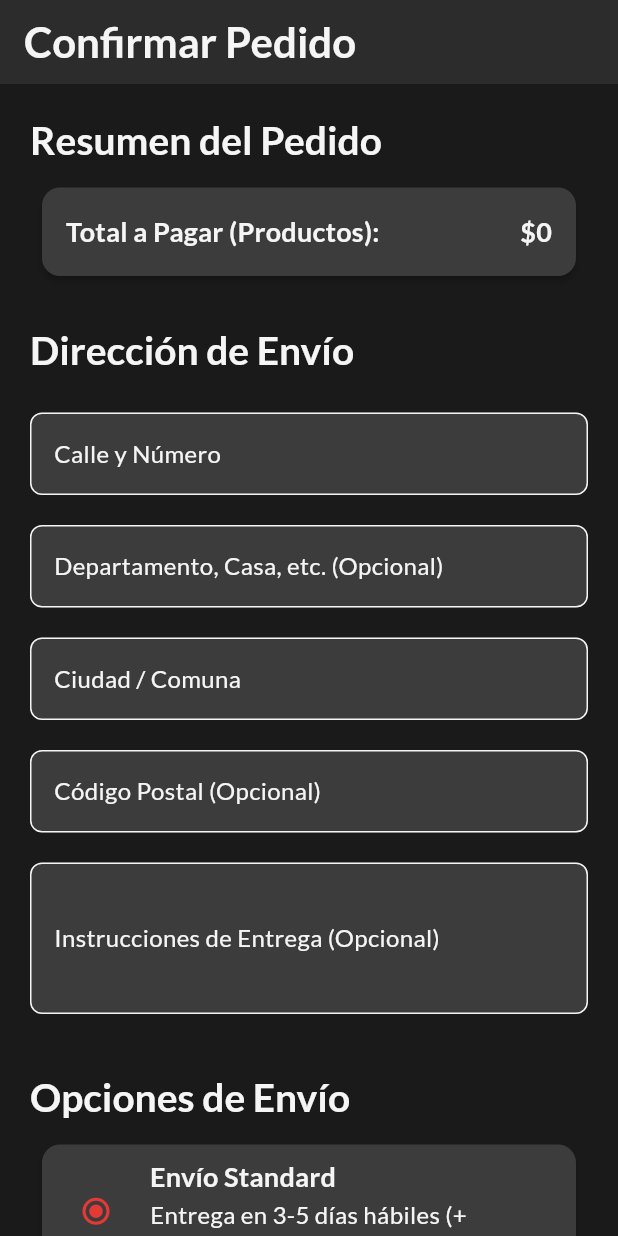
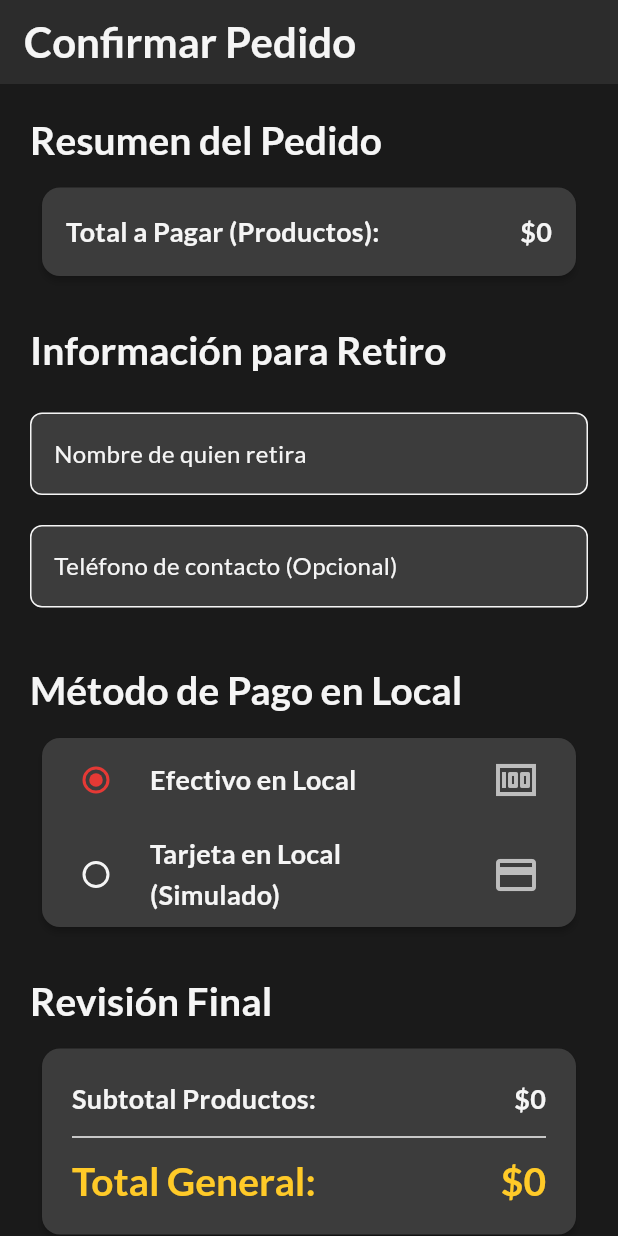
Before and after one commit to mollyinc13/ruta9_app, a Flutter app: the CheckoutScreen screen opened directly, on a phone screen of 412 x 824 dp. Run offline on Flutter 3.47's test engine with Material 3 defaults, Android fonts, the phone set to English and light mode, and no system bars; our stand-ins replace audioplayers, cloud_firestore, csv, firebase_auth, firebase_core, font_awesome_flutter and 4 more; accounts and stored records are empty; generated files the repository leaves out were written again.

Commit message:
feat: Implementa Login con Google y flujo de Retiro en Local
- Integra Firebase Auth para Login con Google.
- Guarda/actualiza información del usuario en Firestore tras login.
- Elimina toda la funcionalidad de envío a domicilio del checkout.
- Adapta el flujo de compra para 'Retiro en Local', solicitando solo nombre (pre-rellenado) y teléfono (opcional).
- Actualiza pantalla de confirmación de orden para retiro.
- Modifica pantalla de perfil para mostrar datos de usuario y opción de logout.
- Ajusta el inicio de la app para dirigir a Login o Welcome según estado de Auth.

```diff
--- a/lib/screens/checkout/checkout_screen.dart
+++ b/lib/screens/checkout/checkout_screen.dart
@@ -43,32 +43,42 @@ class CheckoutScreen extends StatefulWidget {
 
 class _CheckoutScreenState extends State<CheckoutScreen> {
   final _formKey = GlobalKey<FormState>();
-  final _streetController = TextEditingController();
-  final _apartmentController = TextEditingController();
-  final _cityController = TextEditingController();
-  final _postalCodeController = TextEditingController();
-  final _instructionsController = TextEditingController();
+  // Controllers for user info (relevant for pickup)
+  final _nameController = TextEditingController(); // Added for customer name
+  final _phoneController = TextEditingController(); // Added for customer phone (optional)
+  // Removed delivery-specific controllers:
+  // final _streetController = TextEditingController();
+  // final _apartmentController = TextEditingController();
+  // final _cityController = TextEditingController();
+  // final _postalCodeController = TextEditingController();
+  // final _instructionsController = TextEditingController();
 
-  final List<DeliveryOption> _deliveryOptions = const [
-    DeliveryOption(id: 'standard', title: 'Envío Standard', subtitle: 'Entrega en 3-5 días hábiles', price: 3500),
-    DeliveryOption(id: 'express', title: 'Envío Express', subtitle: 'Entrega en 1-2 días hábiles', price: 7000),
-  ];
-  DeliveryOption? _selectedDeliveryOption;
+  // Removed delivery options
+  // final List<DeliveryOption> _deliveryOptions = const [...];
+  // DeliveryOption? _selectedDeliveryOption;
 
+  // Payment methods can remain, assuming they are applicable for pickup
   final List<PaymentMethod> _paymentMethods = const [
-    PaymentMethod(id: 'cash', title: 'Efectivo al Entregar', icon: Icons.money_outlined),
-    PaymentMethod(id: 'card_mock', title: 'Tarjeta de Crédito/Débito (Simulado)', icon: Icons.credit_card_outlined),
+    PaymentMethod(id: 'cash_pickup', title: 'Efectivo en Local', icon: Icons.money_outlined),
+    PaymentMethod(id: 'card_pickup', title: 'Tarjeta en Local (Simulado)', icon: Icons.credit_card_outlined),
+    // Add other relevant pickup payment methods if any
   ];
   PaymentMethod? _selectedPaymentMethod;
 
   @override
   void initState() {
     super.initState();
-    SystemChrome.setEnabledSystemUIMode(SystemUiMode.immersiveSticky); // Kiosk mode UI
+    SystemChrome.setEnabledSystemUIMode(SystemUiMode.immersiveSticky);
 
-    if (_deliveryOptions.isNotEmpty) {
-      _selectedDeliveryOption = _deliveryOptions.first;
+    // Pre-fill name if user is logged in
+    final currentUser = FirebaseAuth.instance.currentUser;
+    if (currentUser != null) {
+      _nameController.text = currentUser.displayName ?? '';
+      // Podríamos también intentar pre-rellenar el teléfono si lo tuviéramos en el perfil de Firebase
+      // o si lo guardamos en Firestore y lo recuperamos aquí.
+      // Por ahora, solo el nombre.
     }
+
     if (_paymentMethods.isNotEmpty) {
       _selectedPaymentMethod = _paymentMethods.first;
     }
@@ -76,32 +86,28 @@ class _CheckoutScreenState extends State<CheckoutScreen> {
 
   @override
   void dispose() {
-    _streetController.dispose();
-    _apartmentController.dispose();
-    _cityController.dispose();
-    _postalCodeController.dispose();
-    _instructionsController.dispose();
+    _nameController.dispose();
+    _phoneController.dispose();
+    // Removed disposal of delivery-specific controllers
 
-    SystemChrome.setEnabledSystemUIMode(SystemUiMode.edgeToEdge); // Restore system UI
-    // Consider if restoring orientations is always desired, similar to CartScreen
-    // SystemChrome.setPreferredOrientations(DeviceOrientation.values);
+    SystemChrome.setEnabledSystemUIMode(SystemUiMode.edgeToEdge);
     super.dispose();
   }
 
-  // Helper to calculate grand total
+  // Updated to reflect no delivery fee
   double _calculateGrandTotal(CartProvider cart) {
-    double deliveryFee = _selectedDeliveryOption?.price ?? 0.0;
-    return cart.totalPrice + deliveryFee;
+    return cart.totalPrice; // Only product total
   }
 
   void _handleConfirmOrder(CartProvider cart) {
-    if (_formKey.currentState!.validate()) { // Basic form validation
-      // In a real app: process payment, save order to backend
-      print('Order Confirmed!');
-      print('Address: ${_streetController.text}, ${_cityController.text}');
-      print('Delivery: ${_selectedDeliveryOption?.title}');
-      print('Payment: ${_selectedPaymentMethod?.title}');
+    if (_formKey.currentState!.validate()) {
+      print('Order Confirmed for Pickup!');
+      print('Customer Name: ${_nameController.text}');
+      print('Customer Phone: ${_phoneController.text}');
+      print('Payment Method: ${_selectedPaymentMethod?.title}');
       print('Grand Total: ${_calculateGrandTotal(cart)}');
+
+      // TODO: Save order to Firestore with pickup details
 
       // Clear cart
       // Use context.read<CartProvider>() if you need to call methods on a provider
@@ -192,40 +198,37 @@ class _CheckoutScreenState extends State<CheckoutScreen> {
                 ),
                 const SizedBox(height: 28.0), // Increased spacing
 
-                // 2. Delivery Address
-                Text('Dirección de Envío', style: titleLargeKiosk),
-                const SizedBox(height: 16.0), // Increased spacing
-                _buildTextFormField(controller: _streetController, labelText: 'Calle y Número', hintText: 'Ej: Av. Siempreviva 742', textStyle: bodyMediumKiosk),
-                _buildTextFormField(controller: _apartmentController, labelText: 'Departamento, Casa, etc. (Opcional)', hintText: 'Ej: Depto 123, Casa B', textStyle: bodyMediumKiosk),
-                _buildTextFormField(controller: _cityController, labelText: 'Ciudad / Comuna', hintText: 'Ej: Springfield', textStyle: bodyMediumKiosk),
-                _buildTextFormField(controller: _postalCodeController, labelText: 'Código Postal (Opcional)', hintText: 'Ej: 1234567', keyboardType: TextInputType.number, textStyle: bodyMediumKiosk),
-                _buildTextFormField(controller: _instructionsController, labelText: 'Instrucciones de Entrega (Opcional)', hintText: 'Ej: Dejar en conserjería, llamar al llegar', maxLines: 3, textStyle: bodyMediumKiosk),
-                const SizedBox(height: 28.0),
-
-                // 3. Delivery Options Section
-                Text('Opciones de Envío', style: titleLargeKiosk),
-                const SizedBox(height: 12.0),
-                Card(
-                  elevation: 2,
-                  child: Column(
-                    children: _deliveryOptions.map((option) {
-                      return RadioListTile<DeliveryOption>(
-                        title: Text(option.title, style: titleMediumKiosk),
-                        subtitle: Text('${option.subtitle} (+\$${option.price.toStringAsFixed(0)})', style: bodyMediumKiosk),
-                        value: option,
-                        groupValue: _selectedDeliveryOption,
-                        onChanged: (DeliveryOption? value) {
-                          setState(() { _selectedDeliveryOption = value; });
-                        },
-                        activeColor: colorScheme.primary,
-                      );
-                    }).toList(),
-                  ),
+                // 2. Customer Information for Pickup
+                Text('Información para Retiro', style: titleLargeKiosk),
+                const SizedBox(height: 16.0),
+                _buildTextFormField(
+                  controller: _nameController,
+                  labelText: 'Nombre de quien retira',
+                  hintText: 'Ej: Juan Pérez',
+                  textStyle: bodyMediumKiosk,
+                  validator: (value) {
+                    if (value == null || value.isEmpty) {
+                      return 'Por favor, ingresa un nombre';
+                    }
+                    return null;
+                  },
+                ),
+                _buildTextFormField(
+                  controller: _phoneController,
+                  labelText: 'Teléfono de contacto (Opcional)',
+                  hintText: 'Ej: 912345678',
+                  keyboardType: TextInputType.phone,
+                  textStyle: bodyMediumKiosk
                 ),
                 const SizedBox(height: 28.0),
 
-                // 4. Payment Methods Section
-                Text('Método de Pago', style: titleLargeKiosk),
+                // Delivery Options Section - REMOVED
+                // Text('Opciones de Envío', style: titleLargeKiosk),
+                // ... Card with delivery options ...
+                // const SizedBox(height: 28.0),
+
+                // 4. Payment Methods Section (Adjusted title if needed)
+                Text('Método de Pago en Local', style: titleLargeKiosk),
                 const SizedBox(height: 12.0),
                 Card(
                   elevation: 2,
@@ -256,9 +259,9 @@ class _CheckoutScreenState extends State<CheckoutScreen> {
                     child: Column(
                       children: [
                         _buildSummaryRow(context, 'Subtotal Productos:', '\$${cart.totalPrice.toStringAsFixed(0)}', textStyle: titleMediumKiosk),
-                        const SizedBox(height: 10),
-                        _buildSummaryRow(context, 'Costo de Envío:', '+\$${(_selectedDeliveryOption?.price ?? 0.0).toStringAsFixed(0)}', textStyle: titleMediumKiosk),
-                        const Divider(height: 24, thickness: 1), // Increased spacing
+                        // const SizedBox(height: 10), // Spacing for delivery cost, removed
+                        // _buildSummaryRow(context, 'Costo de Envío:', '+\$${(_selectedDeliveryOption?.price ?? 0.0).toStringAsFixed(0)}', textStyle: titleMediumKiosk), // Delivery cost removed
+                        const Divider(height: 24, thickness: 1),
                         _buildSummaryRow(
                           context,
                           'Total General:',
--- a/lib/screens/checkout/order_confirmation_screen.dart
+++ b/lib/screens/checkout/order_confirmation_screen.dart
@@ -32,18 +32,19 @@ class OrderConfirmationScreen extends StatelessWidget {
               ),
               const SizedBox(height: 24),
               Text(
-                '¡Gracias por tu pedido!',
+                '¡Tu pedido fue recibido!', // Updated Title
                 style: textTheme.headlineMedium?.copyWith(color: AppColors.textLight),
                 textAlign: TextAlign.center,
               ),
               const SizedBox(height: 12),
               Text(
-                'Tu orden ha sido recibida y está siendo procesada.', // Placeholder order ID
-                // 'Tu orden #12345 ha sido recibida y está siendo procesada.', // Example with order ID
+                'Te esperamos en el local para retirarlo.', // Updated Subtitle
                 style: textTheme.titleMedium?.copyWith(color: AppColors.textMuted),
                 textAlign: TextAlign.center,
               ),
               const SizedBox(height: 40),
+              // Opcional: Añadir botón "Ver mis pedidos" si esa pantalla existiera.
+              // Por ahora, solo "Volver al Inicio".
               ElevatedButton(
                 style: ElevatedButton.styleFrom(
                   padding: const EdgeInsets.symmetric(horizontal: 40, vertical: 16),
--- a/pubspec.yaml
+++ b/pubspec.yaml
@@ -21,6 +21,10 @@ dependencies:
   shimmer: ^3.0.0 # Added shimmer dependency
   flutter_native_splash: ^2.4.0 # Added for native splash screen
   audioplayers: ^6.0.0 # Added for secret button sound
+  firebase_core: ^3.2.0 # Firebase core
+  firebase_auth: ^5.1.2 # Firebase authentication
+  google_sign_in: ^6.2.1 # Google Sign-In
+  cloud_firestore: ^5.1.0 # Firestore database
 
 dev_dependencies:
   flutter_test:
```
Also changed, not shown: lib/main.dart (+28 -10 lines), lib/screens/auth/login_screen.dart (+121 -83 lines), lib/services/firestore_service.dart (added, +38 -0 lines), lib/views/profile/profile_placeholder_view.dart (+93 -17 lines).
